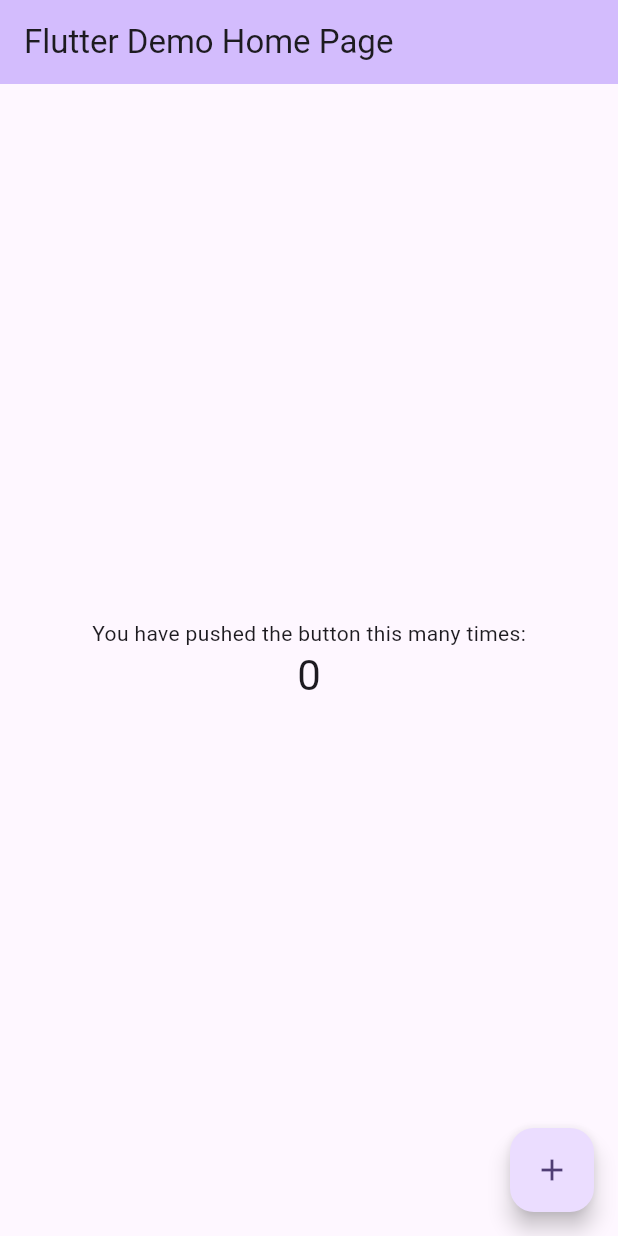
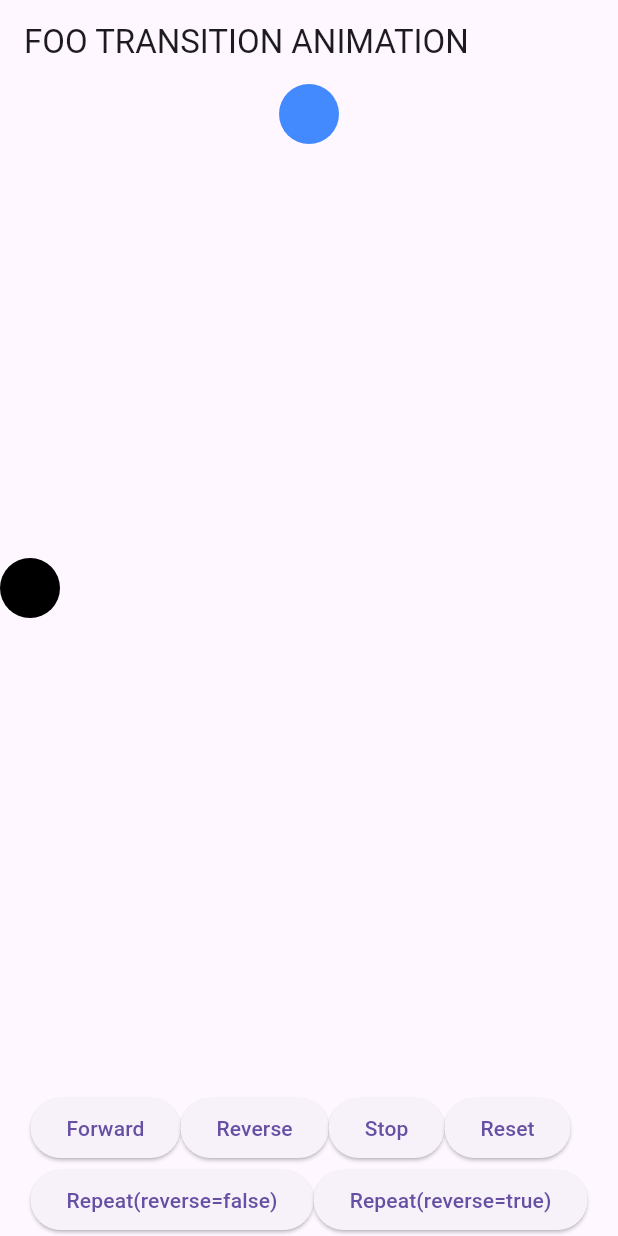
Before and after one commit to khaledgamal22/foo-transition-animation, a Flutter app: the screen it shows after launch, on a phone screen of 412 x 824 dp. Run offline on Flutter 3.47's test engine with Material 3 defaults, Android fonts, the phone set to English and light mode, and no system bars.

Commit message:
use aligntransition

```diff
--- /dev/null
+++ b/lib/home_view.dart
@@ -0,0 +1,108 @@
+import 'package:flutter/material.dart';
+
+class HomeView extends StatefulWidget {
+  const HomeView({super.key});
+
+  @override
+  State<HomeView> createState() => _HomeViewState();
+}
+
+class _HomeViewState extends State<HomeView>
+    with SingleTickerProviderStateMixin {
+  late AnimationController _animationController;
+  late Animation<AlignmentGeometry> _blueAlignmentAnimation;
+  late Animation<AlignmentGeometry> _blackAlignmentAnimation;
+
+  @override
+  void initState() {
+    _animationController = AnimationController(
+      vsync: this,
+      duration: const Duration(seconds: 2),
+      reverseDuration: const Duration(seconds: 4),
+    );
+    _blueAlignmentAnimation = Tween<AlignmentGeometry>(
+      begin: Alignment.topCenter,
+      end: Alignment.bottomCenter,
+    ).animate(_animationController);
+    _blackAlignmentAnimation = Tween<AlignmentGeometry>(
+      begin: Alignment.centerLeft,
+      end: Alignment.centerRight,
+    ).animate(_animationController);
+    super.initState();
+  }
+
+  @override
+  Widget build(BuildContext context) {
+    return SafeArea(
+      child: Scaffold(
+        appBar: AppBar(
+          title: const Text('FOO TRANSITION ANIMATION'),
+        ),
+        body: Column(
+          children: [
+            Expanded(
+              child: Stack(
+                children: [
+                  AlignTransition(
+                    alignment: _blueAlignmentAnimation,
+                    child: const CircleAvatar(
+                        radius: 20, backgroundColor: Colors.blueAccent),
+                  ),
+                  AlignTransition(
+                    alignment: _blackAlignmentAnimation,
+                    child: const CircleAvatar(
+                        radius: 20, backgroundColor: Colors.black),
+                  ),
+                ],
+              ),
+            ),
+            Wrap(
+              children: [
+                ElevatedButton(
+                  child: const Text('Forward'),
+                  onPressed: () {
+                    _animationController.forward();
+                  },
+                ),
+                ElevatedButton(
+                  child: const Text('Reverse'),
+                  onPressed: () {
+                    _animationController.reverse();
+                  },
+                ),
+                ElevatedButton(
+                  child: const Text('Stop'),
+                  onPressed: () {
+                    _animationController.stop();
+                  },
+                ),
+                ElevatedButton(
+                  child: const Text('Reset'),
+                  onPressed: () {
+                    _animationController.reset();
+                  },
+                ),
+                ElevatedButton(
+                  child: const Text('Repeat(reverse=false)'),
+                  onPressed: () {
+                    _animationController.repeat(
+                      reverse: false,
+                    );
+                  },
+                ),
+                ElevatedButton(
+                  child: const Text('Repeat(reverse=true)'),
+                  onPressed: () {
+                    _animationController.repeat(
+                      reverse: true,
+                    );
+                  },
+                ),
+              ],
+            )
+          ],
+        ),
+      ),
+    );
+  }
+}
--- a/lib/main.dart
+++ b/lib/main.dart
@@ -1,4 +1,5 @@
 import 'package:flutter/material.dart';
+import 'package:foo_transion_animation/home_view.dart';
 
 void main() {
   runApp(const MyApp());
@@ -11,115 +12,7 @@
   @override
   Widget build(BuildContext context) {
     return MaterialApp(
-      title: 'Flutter Demo',
-      theme: ThemeData(
-        // This is the theme of your application.
-        //
-        // TRY THIS: Try running your application with "flutter run". You'll see
-        // the application has a purple toolbar. Then, without quitting the app,
-        // try changing the seedColor in the colorScheme below to Colors.green
-        // and then invoke "hot reload" (save your changes or press the "hot
-        // reload" button in a Flutter-supported IDE, or press "r" if you used
-        // the command line to start the app).
-        //
-        // Notice that the counter didn't reset back to zero; the application
-        // state is not lost during the reload. To reset the state, use hot
-        // restart instead.
-        //
-        // This works for code too, not just values: Most code changes can be
-        // tested with just a hot reload.
-        colorScheme: ColorScheme.fromSeed(seedColor: Colors.deepPurple),
-        useMaterial3: true,
-      ),
-      home: const MyHomePage(title: 'Flutter Demo Home Page'),
+      home: HomeView(),
     );
   }
 }
-
-class MyHomePage extends StatefulWidget {
-  const MyHomePage({super.key, required this.title});
-
-  // This widget is the home page of your application. It is stateful, meaning
-  // that it has a State object (defined below) that contains fields that affect
-  // how it looks.
-
-  // This class is the configuration for the state. It holds the values (in this
-  // case the title) provided by the parent (in this case the App widget) and
-  // used by the build method of the State. Fields in a Widget subclass are
-  // always marked "final".
-
-  final String title;
-
-  @override
-  State<MyHomePage> createState() => _MyHomePageState();
-}
-
-class _MyHomePageState extends State<MyHomePage> {
-  int _counter = 0;
-
-  void _incrementCounter() {
-    setState(() {
-      // This call to setState tells the Flutter framework that something has
-      // changed in this State, which causes it to rerun the build method below
-      // so that the display can reflect the updated values. If we changed
-      // _counter without calling setState(), then the build method would not be
-      // called again, and so nothing would appear to happen.
-      _counter++;
-    });
-  }
-
-  @override
-  Widget build(BuildContext context) {
-    // This method is rerun every time setState is called, for instance as done
-    // by the _incrementCounter method above.
-    //
-    // The Flutter framework has been optimized to make rerunning build methods
-    // fast, so that you can just rebuild anything that needs updating rather
-    // than having to individually change instances of widgets.
-    return Scaffold(
-      appBar: AppBar(
-        // TRY THIS: Try changing the color here to a specific color (to
-        // Colors.amber, perhaps?) and trigger a hot reload to see the AppBar
-        // change color while the other colors stay the same.
-        backgroundColor: Theme.of(context).colorScheme.inversePrimary,
-        // Here we take the value from the MyHomePage object that was created by
-        // the App.build method, and use it to set our appbar title.
-        title: Text(widget.title),
-      ),
-      body: Center(
-        // Center is a layout widget. It takes a single child and positions it
-        // in the middle of the parent.
-        child: Column(
-          // Column is also a layout widget. It takes a list of children and
-          // arranges them vertically. By default, it sizes itself to fit its
-          // children horizontally, and tries to be as tall as its parent.
-          //
-          // Column has various properties to control how it sizes itself and
-          // how it positions its children. Here we use mainAxisAlignment to
-          // center the children vertically; the main axis here is the vertical
-          // axis because Columns are vertical (the cross axis would be
-          // horizontal).
-          //
-          // TRY THIS: Invoke "debug painting" (choose the "Toggle Debug Paint"
-          // action in the IDE, or press "p" in the console), to see the
-          // wireframe for each widget.
-          mainAxisAlignment: MainAxisAlignment.center,
-          children: <Widget>[
-            const Text(
-              'You have pushed the button this many times:',
-            ),
-            Text(
-              '$_counter',
-              style: Theme.of(context).textTheme.headlineMedium,
-            ),
-          ],
-        ),
-      ),
-      floatingActionButton: FloatingActionButton(
-        onPressed: _incrementCounter,
-        tooltip: 'Increment',
-        child: const Icon(Icons.add),
-      ), // This trailing comma makes auto-formatting nicer for build methods.
-    );
-  }
-}
```
